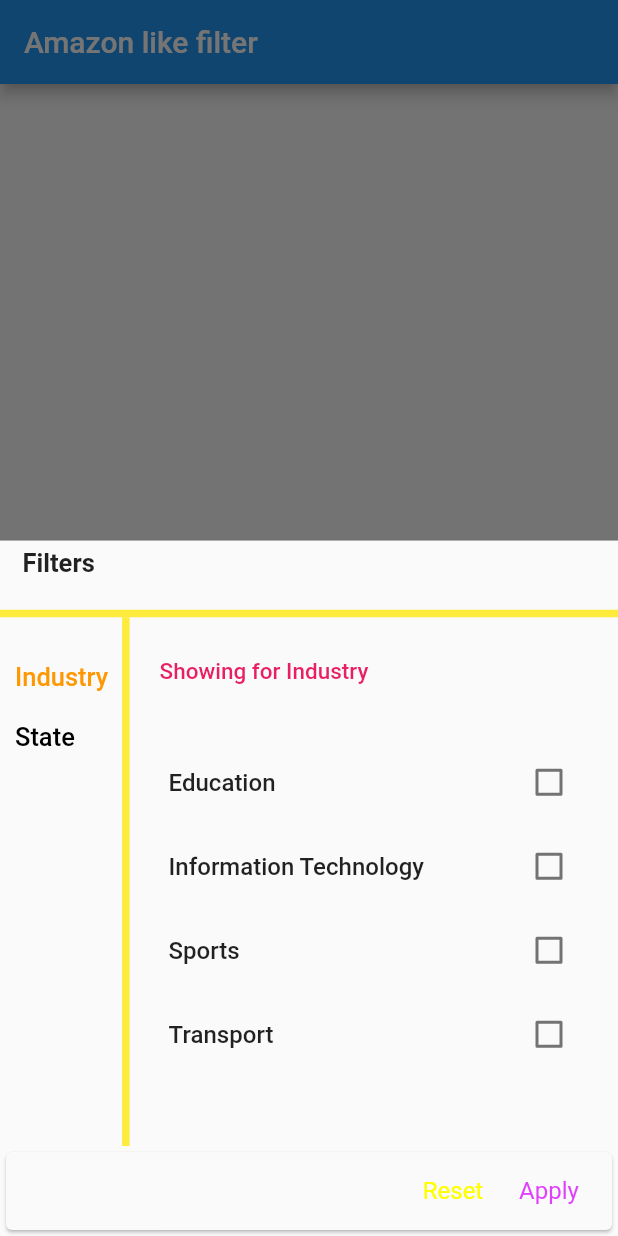
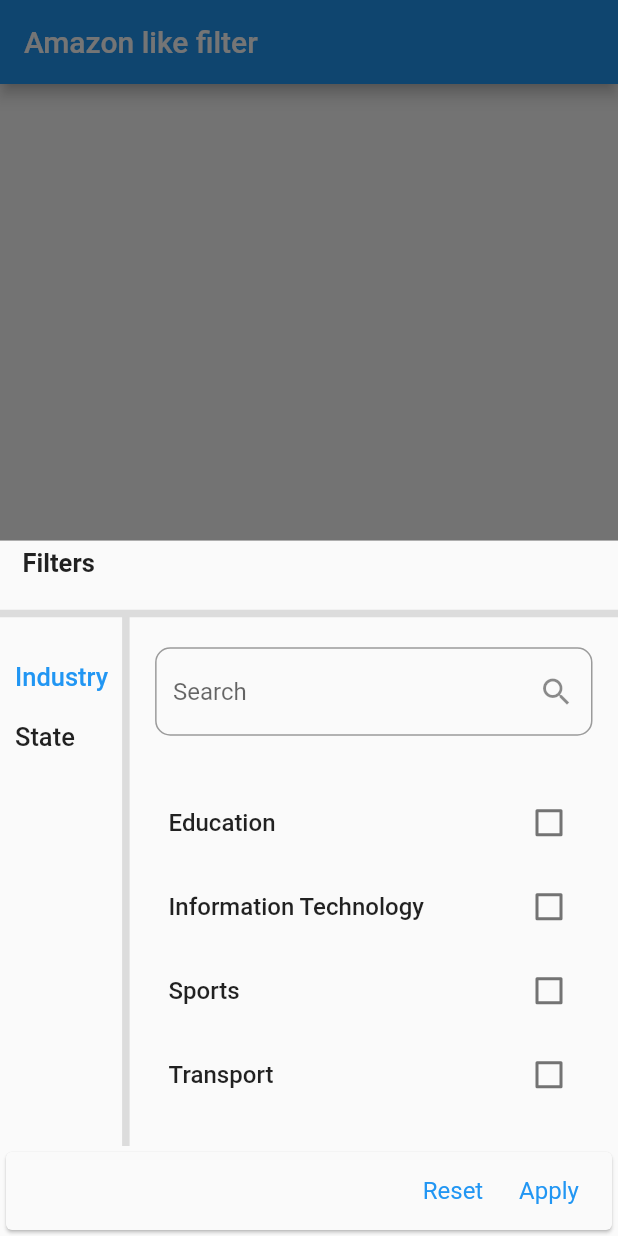
Before and after one commit to subhashDev11/amazon_like_filter, a Flutter app: the screen it shows after launch, after a tap on the "add" icon, on a phone screen of 412 x 824 dp. Run offline on Flutter 3.47's test engine with Material 2 defaults, Android fonts, the phone set to English and light mode, and no system bars; our stand-ins replace equatable, flutter_bloc.

Commit message:
search property added

```diff
--- a/example/lib/main.dart
+++ b/example/lib/main.dart
@@ -82,17 +82,13 @@ class _MyHomePageState extends State<MyHomePage> {
               return FilterWidget(
                   filterProps: FilterProps(
                 themeProps: ThemeProps(
-                  activeFilterTextColor: Colors.orange,
-                  inActiveFilterTextColor: Colors.black,
-                  activeFilterHeaderColor: Colors.pink,
-                  dividerColor: Colors.yellow,
-                  checkBoxTileThemeProps: CheckBoxTileThemeProps(
-                    activeCheckBoxColor: Colors.green,
-                  ),
-                  submitButtonColor: Colors.purpleAccent,
-                  resetButtonColor: Colors.yellowAccent,
-                  dividerThickness: 5,
-                ),
+                    checkBoxTileThemeProps: CheckBoxTileThemeProps(
+                      activeCheckBoxColor: Colors.green,
+                    ),
+                    dividerThickness: 5,
+                    searchBarViewProps: SearchBarViewProps(
+                      filled: false,
+                    )),
                 onFilterChange: (value) {
                   setState(() {
                     applied = value;
--- a/lib/props/filter_props.dart
+++ b/lib/props/filter_props.dart
@@ -34,9 +34,11 @@ class ThemeProps {
   final Widget? divider;
   final Color? dividerColor;
   final double? dividerThickness;
+  final SearchBarViewProps? searchBarViewProps;
   final CheckBoxTileThemeProps? checkBoxTileThemeProps;
 
   ThemeProps({
+    this.searchBarViewProps,
     this.titleStyle,
     this.titleColor,
     this.resetButtonColor,
@@ -72,3 +74,29 @@ class CheckBoxTileThemeProps {
     this.tileColor,
   });
 }
+
+class SearchBarViewProps {
+  final OutlineInputBorder? inputBorder;
+  final Color? fillColor;
+  final Color? clearIconColor;
+  final Color? searchIconColor;
+  final Widget? clearIcon;
+  final Widget? searchIcon;
+  final bool? filled;
+  final String? searchHint;
+  final TextStyle? textStyle;
+  final TextStyle? hintStyle;
+
+  SearchBarViewProps({
+    this.clearIconColor,
+    this.searchIconColor,
+    this.clearIcon,
+    this.searchIcon,
+    this.inputBorder,
+    this.fillColor,
+    this.filled,
+    this.searchHint,
+    this.hintStyle,
+    this.textStyle,
+  });
+}
--- a/lib/state/filter_cubit.dart
+++ b/lib/state/filter_cubit.dart
@@ -76,4 +76,48 @@ class FilterCubit extends Cubit<FilterState> {
       filterProps.onFilterChange!([]);
     }
   }
+
+  void filterBySearch(String text) {
+    if (text.isEmpty) {
+      return;
+    }
+    final filteringItem = filterProps.filters[state.activeFilterIndex];
+    final filterOption = [...filteringItem.filterOptions];
+    if (filterOption.isNotEmpty) {
+      List<FilterItemModel> searchedItems = [];
+      for (var element in filterOption) {
+        if (element.filterTitle.toLowerCase().contains(text.toLowerCase())) {
+          searchedItems.add(element);
+        }
+      }
+      List<FilterListModel> filters = [...state.filters];
+
+      final updatedItem = filters[state.activeFilterIndex].copyWith(
+        filterOptions: searchedItems,
+      );
+      filters[state.activeFilterIndex] = updatedItem;
+      emit(state.copyWith(
+        filters: filters,
+      ));
+    }
+  }
+
+  void clearSearch() {
+    final filteringItem = filterProps.filters[state.activeFilterIndex];
+    final filterOption = [...filteringItem.filterOptions];
+    if (filterOption.isNotEmpty) {
+      List<FilterItemModel> searchedItems = filterOption;
+
+      List<FilterListModel> filters = [...state.filters];
+
+      final updatedItem = filters[state.activeFilterIndex].copyWith(
+        filterOptions: searchedItems,
+      );
+
+      filters[state.activeFilterIndex] = updatedItem;
+      emit(state.copyWith(
+        filters: filters,
+      ));
+    }
+  }
 }
--- /dev/null
+++ b/lib/widgets/filter_widget.dart
@@ -0,0 +1,356 @@
+import 'package:amazon_like_filter/filter_style_mixin.dart';
+import 'package:amazon_like_filter/state/filter_cubit.dart';
+import 'package:amazon_like_filter/props/filter_props.dart';
+import 'package:flutter/material.dart';
+import 'package:flutter_bloc/flutter_bloc.dart';
+import 'filter_checkbox_title.dart';
+import 'filter_text.dart';
+import 'filter_text_button.dart';
+
+class FilterWidget extends StatelessWidget {
+  const FilterWidget({
+    Key? key,
+    required this.filterProps,
+  }) : super(key: key);
+
+  final FilterProps filterProps;
+
+  @override
+  Widget build(BuildContext context) {
+    return BlocProvider(
+      create: (_) => FilterCubit(
+        filterProps: filterProps,
+      ),
+      child: const Filter(),
+    );
+  }
+}
+
+class Filter extends StatefulWidget {
+  const Filter({
+    Key? key,
+  }) : super(key: key);
+
+  @override
+  State<Filter> createState() => _FilterState();
+}
+
+class _FilterState extends State<Filter> with FilterStyleMixin {
+  late FilterCubit _filterCubit;
+
+  final _searchValueNotifier = ValueNotifier<String>('');
+  final _searchController = TextEditingController();
+
+  @override
+  void initState() {
+    // TODO: implement initState
+    _filterCubit = context.read<FilterCubit>();
+    super.initState();
+  }
+
+  void _clearSearch() {
+    _searchValueNotifier.value = '';
+    _searchController.clear();
+    _filterCubit.clearSearch();
+  }
+
+  @override
+  Widget build(BuildContext context) {
+    return BlocBuilder<FilterCubit, FilterState>(
+      builder: (_, state) {
+        final themeProps = _filterCubit.filterProps.themeProps;
+        return Scaffold(
+          body: Column(
+            crossAxisAlignment: CrossAxisAlignment.start,
+            children: [
+              Padding(
+                padding: const EdgeInsets.symmetric(
+                  horizontal: 15,
+                  vertical: 5,
+                ),
+                child: FilterText(
+                  title: _filterCubit.filterProps.title ?? 'Filters',
+                  style: themeProps?.titleStyle,
+                  fontColor: themeProps?.titleColor,
+                ),
+              ),
+              const SizedBox(
+                height: 20,
+              ),
+              themeProps?.divider ??
+                  Divider(
+                    height: 1,
+                    thickness: themeProps?.dividerThickness ?? 1,
+                    color: themeProps?.dividerColor ?? getDividerColor(context),
+                  ),
+              Expanded(
+                child: Row(
+                  children: [
+                    Expanded(
+                      flex: 2,
+                      child: Padding(
+                        padding: const EdgeInsets.only(
+                          left: 10,
+                          right: 5,
+                        ),
+                        child: Column(
+                          crossAxisAlignment: CrossAxisAlignment.start,
+                          children: [
+                            const SizedBox(
+                              height: 20,
+                            ),
+                            ...List.generate(state.filters.length, (index) {
+                              final e = state.filters[index];
+                              return GestureDetector(
+                                onTap: () {
+                                  _clearSearch();
+                                  _filterCubit.onFilterTitleTap(index);
+                                },
+                                child: Padding(
+                                  padding: const EdgeInsets.only(
+                                    bottom: 10,
+                                    top: 10,
+                                  ),
+                                  child: FilterText(
+                                    title: e.title,
+                                    fontSize: 17,
+                                    style: (index == state.activeFilterIndex)
+                                        ? themeProps?.activeFilterTextStyle
+                                        : themeProps?.inActiveFilterTextStyle,
+                                    fontWeight: FontWeight.w500,
+                                    fontColor: (index ==
+                                            state.activeFilterIndex)
+                                        ? themeProps?.activeFilterTextColor ??
+                                            getTheme(context).primaryColor
+                                        : themeProps?.inActiveFilterTextColor,
+                                  ),
+                                ),
+                              );
+                            }),
+                          ],
+                        ),
+                      ),
+                    ),
+                    themeProps?.divider ??
+                        Container(
+                          height: double.maxFinite,
+                          width: themeProps?.dividerThickness ?? 1,
+                          color: themeProps?.dividerColor ??
+                              getDividerColor(context),
+                        ),
+                    Expanded(
+                      flex: 8,
+                      child: Builder(builder: (context) {
+                        return Padding(
+                          padding: const EdgeInsets.all(10),
+                          child: Column(
+                            crossAxisAlignment: CrossAxisAlignment.start,
+                            children: [
+                              Padding(
+                                padding: const EdgeInsets.symmetric(
+                                  vertical: 10,
+                                  horizontal: 7,
+                                ),
+                                child: ValueListenableBuilder<String>(
+                                    valueListenable: _searchValueNotifier,
+                                    builder: (context, searchValue, child) {
+                                      return TextFormField(
+                                        controller: _searchController,
+                                        style: themeProps
+                                            ?.searchBarViewProps?.textStyle,
+                                        decoration: InputDecoration(
+                                            hintText: themeProps
+                                                    ?.searchBarViewProps
+                                                    ?.searchHint ??
+                                                'Search',
+                                            /*contentPadding:
+                                                const EdgeInsets.symmetric(
+                                              vertical: 10,
+                                              horizontal: 10,
+                                            ),*/
+                                            hintStyle: themeProps
+                                                ?.searchBarViewProps?.hintStyle,
+                                            fillColor: themeProps
+                                                    ?.searchBarViewProps
+                                                    ?.fillColor
+                                                    ?.withOpacity(0.8) ??
+                                                Theme.of(context)
+                                                    .primaryColor
+                                                    .withOpacity(0.1),
+                                            filled: themeProps
+                                                    ?.searchBarViewProps
+                                                    ?.filled ??
+                                                true,
+                                            border: themeProps
+                                                    ?.searchBarViewProps
+                                                    ?.inputBorder ??
+                                                OutlineInputBorder(
+                                                  borderRadius:
+                                                      BorderRadius.circular(10),
+                                                  borderSide: BorderSide(
+                                                    width: 1,
+                                                    color: themeProps
+                                                            ?.searchBarViewProps
+                                                            ?.fillColor ??
+                                                        getTheme(context)
+                                                            .primaryColor,
+                                                  ),
+                                                ),
+                                            suffixIcon: searchValue.isNotEmpty
+                                                ? IconButton(
+                                                    onPressed: () {
+                                                      _clearSearch();
+                                                    },
+                                                    icon: themeProps
+                                                            ?.searchBarViewProps
+                                                            ?.clearIcon ??
+                                                        Icon(Icons.close,
+                                                            color: themeProps
+                                                                ?.searchBarViewProps
+                                                                ?.clearIconColor),
+                                                  )
+                                                : IconButton(
+                                                    onPressed: () {
+                                                      _filterCubit
+                                                          .filterBySearch(
+                                                              _searchController
+                                                                  .text);
+                                                    },
+                                                    icon: themeProps
+                                                            ?.searchBarViewProps
+                                                            ?.searchIcon ??
+                                                        Icon(
+                                                          Icons.search,
+                                                          color: themeProps
+                                                              ?.searchBarViewProps
+                                                              ?.searchIconColor,
+                                                        ),
+                                                  )),
+                                        onFieldSubmitted: (value) {
+                                          _searchValueNotifier.value = value;
+                                          if (value.isEmpty) {
+                                            _clearSearch();
+                                          } else {
+                                            _filterCubit.filterBySearch(
+                                                _searchController.text);
+                                          }
+                                        },
+                                        textInputAction: TextInputAction.search,
+                                        onChanged: (value) {
+                                          _searchValueNotifier.value = value;
+                                          if (value.isEmpty) {
+                                            _clearSearch();
+                                          }
+                                        },
+                                      );
+                                    }),
+                                /*FilterText(
+                                  title:
+                                      'Showing for ${state.filters[state.activeFilterIndex].title ?? ''}',
+                                  style: themeProps?.activeFilterHeaderStyle ??
+                                      getTitle2Theme(context)?.copyWith(
+                                        fontSize: 15,
+                                        fontWeight: FontWeight.w500,
+                                        color:
+                                            themeProps?.activeFilterHeaderColor,
+                                      ),
+                                ),*/
+                              ),
+                              const SizedBox(
+                                height: 20,
+                              ),
+                              Builder(
+                                builder: (_) {
+                                  final list = state
+                                      .filters[state.activeFilterIndex]
+                                      .filterOptions;
+                                  if (list.isNotEmpty) {
+                                    return Expanded(
+                                      child: ListView.builder(
+                                        itemCount: list.length,
+                                        itemBuilder: (_, index) {
+                                          final item = list[index];
+                                          return FilterCheckboxTitle(
+                                            checkBoxTileThemeProps: themeProps
+                                                ?.checkBoxTileThemeProps,
+                                            selected: _filterCubit.checked(
+                                              state
+                                                  .filters[
+                                                      state.activeFilterIndex]
+                                                  .previousApplied,
+                                              item,
+                                            ),
+                                            title: item.filterTitle,
+                                            onUpdate: (bool? value) {
+                                              _filterCubit
+                                                  .onFilterItemCheck(item);
+                                            },
+                                          );
+                                        },
+                                      ),
+                                    );
+                                  } else {
+                                    return const SizedBox();
+                                  }
+                                },
+                              ),
+                              const SizedBox(
+                                height: 40,
+                              ),
+                            ],
+                          ),
+                        );
+                      }),
+                    ),
+                  ],
+                ),
+              )
+            ],
+          ),
+          bottomSheet: SizedBox(
+            height: 60,
+            child: Card(
+              color: getTheme(context).scaffoldBackgroundColor,
+              child: Row(
+                mainAxisAlignment: MainAxisAlignment.end,
+                children: [
+                  FilterTextButton(
+                    text: 'Reset',
+                    isSecondary: true,
+                    onTap: () {
+                      _filterCubit.onFilterRemove();
+                      Navigator.of(context).pop();
+                    },
+                    style: themeProps?.resetButtonStyle,
+                    txtColor: themeProps?.resetButtonColor,
+                  ),
+                  FilterTextButton(
+                    text: 'Apply',
+                    txtColor: themeProps?.submitButtonColor ??
+                        getTheme(context).colorScheme.secondary,
+                    onTap: () {
+                      _filterCubit.onFilterSubmit();
+                      Navigator.of(context).pop();
+                    },
+                    style: themeProps?.submitButtonStyle,
+                  ),
+                  const SizedBox(
+                    width: 10,
+                  ),
+                ],
+              ),
+            ),
+          ),
+        );
+      },
+    );
+  }
+
+  @override
+  void dispose() {
+    // TODO: implement dispose
+    _searchValueNotifier.dispose();
+    _searchController.dispose();
+    super.dispose();
+  }
+}
--- a/lib/widgets/widgets.dart
+++ b/lib/widgets/widgets.dart
@@ -1,3 +1,3 @@
-export 'filter-widget.dart';
+export 'filter_widget.dart';
 export 'filter_checkbox_title.dart';
 export 'filter_text.dart';
--- a/pubspec.yaml
+++ b/pubspec.yaml
@@ -1,6 +1,6 @@
 name: amazon_like_filter
 description: 'AmazonLikeFilter is an widget that is used to build Filter UI like as amazon app.'
-version: 0.0.3
+version: 0.0.4
 homepage: https://github.com/subhashDev11/amazon_like_filter
 
 environment:
```
Also changed, not shown: example/assets/filter_shot.png, 1 other file.
